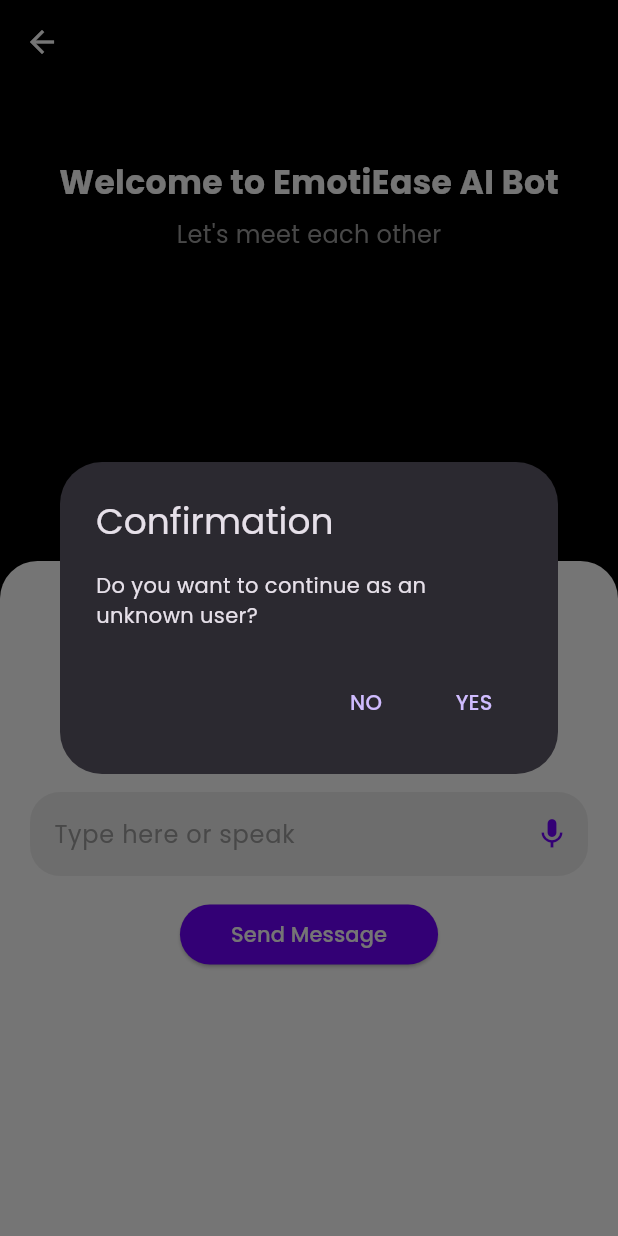
After one commit to abishbaig/Emotiease, a Flutter app: the WelcomeScreen screen opened directly, after a tap on "YES", after a tap on "NO", on a phone screen of 412 x 824 dp. The commit adds this screen. Run offline on Flutter 3.47's test engine with Material 3 defaults, Android fonts, the phone set to English and light mode, and no system bars; our stand-ins replace firebase_auth, firebase_core; accounts and stored records are empty.

Commit message:
Integrate Chat Screen

```diff
--- a/lib/main.dart
+++ b/lib/main.dart
@@ -1,3 +1,5 @@
+import 'package:emotiease/pages/api_test.dart';
+import 'package:emotiease/pages/chat_screen.dart';
 import 'package:emotiease/pages/home_page.dart';
 import 'package:emotiease/pages/signin_screen.dart';
 import 'package:emotiease/pages/signup_screen.dart';
@@ -9,7 +11,7 @@ import 'package:firebase_core/firebase_core.dart';
 import 'package:flutter/material.dart';
 import 'package:flutter/services.dart';
 
-void main () async{
+void main() async {
   //! Hiding Top Status Bar and Nav Bar
   WidgetsFlutterBinding
       .ensureInitialized(); //! Ensurement of Flutter Framework Initialization
@@ -51,6 +53,8 @@ class MyApp extends StatelessWidget {
         AppRoutes.signInScreen: (context) => const SignInScreen(),
         AppRoutes.signUpScreen: (context) => const SignUpScreen(),
         AppRoutes.homeScreen: (context) => const HomePage(),
+        AppRoutes.chatScreen: (context) => const ChatBot1(),
+        //AppRoutes.apiTest: (context) => ChatApp(),
       },
     );
   }
--- /dev/null
+++ b/lib/pages/chat_screen.dart
@@ -0,0 +1,530 @@
+import 'dart:math';
+import 'package:emotiease/routes/routes.dart';
+import 'package:flutter/material.dart';
+import 'dart:async';
+
+class ChatBot1 extends StatelessWidget {
+  const ChatBot1({super.key});
+
+  @override
+  Widget build(BuildContext context) {
+    return Scaffold(
+      backgroundColor: Colors.black,
+      body: Column(
+        children: [
+          const SizedBox(height: 50),
+          const Center(
+            child: Text(
+              'Emotiease',
+              style: TextStyle(
+                color: Color(0xFFC6F432),
+                fontSize: 28,
+                fontWeight: FontWeight.bold,
+              ),
+            ),
+          ),
+          const Spacer(),
+          GestureDetector(
+            onTap: () {
+              Navigator.push(
+                context,
+                MaterialPageRoute(
+                    builder: (context) => const RedirectingScreen()),
+              );
+            },
+            child: Container(
+              width: 80,
+              height: 80,
+              decoration: const BoxDecoration(
+                color: Color(0xFFC6F432),
+                shape: BoxShape.circle,
+              ),
+              child: const Center(
+                child: Icon(
+                  Icons.arrow_forward,
+                  color: Color.fromARGB(255, 0, 0, 0),
+                  size: 35,
+                  weight: sqrt1_2,
+                ),
+              ),
+            ),
+          ),
+          const SizedBox(height: 15),
+          const Text(
+            'Tap to start chatting',
+            style: TextStyle(color: Colors.white, fontSize: 16),
+          ),
+          const SizedBox(height: 50),
+          const Text(
+            '©2024 Emotiease. All rights reserved.',
+            style: TextStyle(color: Colors.grey, fontSize: 12),
+          ),
+          const SizedBox(height: 20),
+        ],
+      ),
+    );
+  }
+}
+
+class RedirectingScreen extends StatelessWidget {
+  const RedirectingScreen({super.key});
+
+  @override
+  Widget build(BuildContext context) {
+    Timer(const Duration(seconds: 2), () {
+      Navigator.pushReplacement(
+        context,
+        MaterialPageRoute(builder: (context) => const WelcomeScreen()),
+      );
+    });
+
+    return Scaffold(
+      body: Container(
+        decoration: const BoxDecoration(
+          gradient: LinearGradient(
+            colors: [Color(0xFF9643FF), Color(0xFFB384FF)],
+            begin: Alignment.topCenter,
+            end: Alignment.bottomCenter,
+          ),
+        ),
+        child: const Center(
+          child: Text(
+            'Redirecting ...',
+            style: TextStyle(
+              color: Colors.white,
+              fontSize: 18,
+            ),
+          ),
+        ),
+      ),
+    );
+  }
+}
+
+class WelcomeScreen extends StatefulWidget {
+  const WelcomeScreen({super.key});
+
+  @override
+  State<WelcomeScreen> createState() => _WelcomeScreenState();
+}
+
+class _WelcomeScreenState extends State<WelcomeScreen> {
+  bool showTextField = false;
+  bool continueAsUnknown = false;
+  final TextEditingController _messageController = TextEditingController();
+
+  @override
+  Widget build(BuildContext context) {
+    return Scaffold(
+      appBar: AppBar(
+        backgroundColor: const Color.fromARGB(255, 0, 0, 0),
+        leading: IconButton(
+          icon: const Icon(Icons.arrow_back,
+              color: Color.fromARGB(255, 255, 255, 255)),
+          onPressed: () {
+            Navigator.popAndPushNamed(context, AppRoutes.homeScreen);
+          },
+        ),
+        elevation: 0,
+      ),
+      backgroundColor: const Color.fromARGB(255, 0, 0, 0),
+      body: Column(
+        mainAxisAlignment: MainAxisAlignment.end,
+        children: [
+          const Center(
+            child: Column(
+              children: [
+                SizedBox(
+                  height: 50,
+                ),
+                Text(
+                  'Welcome to EmotiEase AI Bot',
+                  style: TextStyle(
+                    color: Color.fromARGB(255, 255, 255, 255),
+                    fontSize: 22,
+                    fontWeight: FontWeight.w700,
+                  ),
+                ),
+                SizedBox(height: 8),
+                Text(
+                  "Let's meet each other",
+                  style: TextStyle(
+                    color: Colors.grey,
+                    fontSize: 16,
+                    fontWeight: FontWeight.w400,
+                  ),
+                ),
+              ],
+            ),
+          ),
+          const Spacer(),
+          Container(
+            width: double.infinity,
+            height: 450,
+            decoration: const BoxDecoration(
+              color: Colors.white,
+              borderRadius: BorderRadius.vertical(
+                top: Radius.circular(25),
+              ),
+            ),
+            padding: const EdgeInsets.symmetric(horizontal: 20, vertical: 30),
+            child: Column(
+              crossAxisAlignment: CrossAxisAlignment.center,
+              children: [
+                const Text(
+                  'Do you want to set a name for me?',
+                  style: TextStyle(
+                    color: Colors.black,
+                    fontSize: 18,
+                    fontWeight: FontWeight.w500,
+                  ),
+                ),
+                const SizedBox(height: 20),
+                Row(
+                  mainAxisAlignment: MainAxisAlignment.center,
+                  children: [
+                    ElevatedButton(
+                      style: ElevatedButton.styleFrom(
+                        backgroundColor: Color(0xFF7000FF),
+                        padding: const EdgeInsets.symmetric(
+                            horizontal: 34, vertical: 10),
+                        shape: RoundedRectangleBorder(
+                          borderRadius: BorderRadius.circular(20),
+                        ),
+                      ),
+                      onPressed: () {
+                        setState(() {
+                          showTextField = true;
+                          continueAsUnknown = false;
+                        });
+                      },
+                      child: const Text(
+                        'YES',
+                        style: TextStyle(
+                          color: Colors.white,
+                          fontWeight: FontWeight.w500,
+                        ),
+                      ),
+                    ),
+                    const SizedBox(width: 12),
+                    ElevatedButton(
+                      style: ElevatedButton.styleFrom(
+                        backgroundColor:
+                            const Color.fromARGB(255, 255, 255, 255),
+                        padding: const EdgeInsets.symmetric(
+                            horizontal: 34, vertical: 10),
+                        side: const BorderSide(color: Color((0xFF7000FF))),
+                        shape: RoundedRectangleBorder(
+                          borderRadius: BorderRadius.circular(20),
+                        ),
+                      ),
+                      onPressed: () {
+                        showDialog(
+                          context: context,
+                          builder: (context) => AlertDialog(
+                            title: const Text(
+                              'Confirmation',
+                              style: TextStyle(fontWeight: FontWeight.w400),
+                            ),
+                            content: const Text(
+                                'Do you want to continue as an unknown user?'),
+                            actions: [
+                              TextButton(
+                                onPressed: () {
+                                  Navigator.pop(context);
+                                },
+                                child: const Text('NO'),
+                              ),
+                              TextButton(
+                                onPressed: () {
+                                  Navigator.pop(context);
+                                  setState(() {
+                                    continueAsUnknown = true;
+                                    showTextField = true;
+                                  });
+                                },
+                                child: const Text('YES'),
+                              ),
+                            ],
+                          ),
+                        );
+                      },
+                      child: const Text(
+                        'NO',
+                        style: TextStyle(
+                          color: Color(0xFF7000FF),
+                          fontWeight: FontWeight.w600,
+                        ),
+                      ),
+                    ),
+                  ],
+                ),
+                const SizedBox(height: 30),
+                if (showTextField)
+                  Column(
+                    children: [
+                      TextField(
+                        controller: _messageController,
+                        style: const TextStyle(color: Colors.black),
+                        decoration: InputDecoration(
+                          filled: true,
+                          fillColor: Colors.grey[200],
+                          hintText: continueAsUnknown
+                              ? 'Continue as unknown user'
+                              : 'Type here or speak',
+                          hintStyle: const TextStyle(
+                            color: Colors.grey,
+                            fontWeight: FontWeight.w400,
+                          ),
+                          suffixIcon: IconButton(
+                            icon:
+                                const Icon(Icons.mic, color: Color(0xFF7000FF)),
+                            onPressed: () {
+                              Navigator.push(
+                                context,
+                                MaterialPageRoute(
+                                  builder: (context) =>
+                                      const UnderConstructionScreen(),
+                                ),
+                              );
+                            },
+                          ),
+                          border: OutlineInputBorder(
+                            borderRadius: BorderRadius.circular(20),
+                            borderSide: BorderSide.none,
+                          ),
+                        ),
+                      ),
+                      const SizedBox(height: 15),
+                      ElevatedButton(
+                        style: ElevatedButton.styleFrom(
+                          backgroundColor: const Color(0xFF7000FF),
+                          padding: const EdgeInsets.symmetric(
+                              horizontal: 34, vertical: 10),
+                          shape: RoundedRectangleBorder(
+                            borderRadius: BorderRadius.circular(20),
+                          ),
+                        ),
+                        onPressed: () {
+                          final botName = _messageController.text.trim();
+                          if (botName.isNotEmpty) {
+                            Navigator.push(
+                              context,
+                              MaterialPageRoute(
+                                builder: (context) =>
+                                    ChattingMe(botName: botName),
+                              ),
+                            );
+                          } else {
+                            ScaffoldMessenger.of(context).showSnackBar(
+                              const SnackBar(
+                                  content:
+                                      Text("Please enter a name for the bot!")),
+                            );
+                          }
+                        },
+                        child: const Text(
+                          'Send Message',
+                          style: TextStyle(
+                            color: Colors.white,
+                            fontWeight: FontWeight.w500,
+                          ),
+                        ),
+                      ),
+                    ],
+                  ),
+              ],
+            ),
+          ),
+        ],
+      ),
+    );
+  }
+}
+
+class UnderConstructionScreen extends StatelessWidget {
+  const UnderConstructionScreen({super.key});
+
+  @override
+  Widget build(BuildContext context) {
+    return Scaffold(
+      appBar: AppBar(
+        backgroundColor: Colors.black,
+        leading: IconButton(
+          icon: const Icon(Icons.arrow_back, color: Colors.white),
+          onPressed: () {
+            Navigator.pop(context);
+          },
+        ),
+        elevation: 0,
+      ),
+      backgroundColor: Colors.black,
+      body: Center(
+        child: Column(
+          mainAxisAlignment: MainAxisAlignment.center,
+          children: const [
+            Icon(Icons.construction, size: 50, color: Color(0xFFC6F432)),
+            SizedBox(height: 20),
+            Text(
+              'Feature Under Construction',
+              style: TextStyle(
+                color: Colors.white,
+                fontSize: 20,
+                fontWeight: FontWeight.bold,
+              ),
+            ),
+          ],
+        ),
+      ),
+    );
+  }
+}
+
+class ChattingMe extends StatefulWidget {
+  final String botName;
+
+  const ChattingMe({super.key, required this.botName});
+
+  @override
+  State<ChattingMe> createState() => _ChattingMeState();
+}
+
+class _ChattingMeState extends State<ChattingMe> {
+  final TextEditingController _messageController = TextEditingController();
+  final List<Map<String, String>> _messages = [];
+
+  void _sendMessage() {
+    final String userMessage = _messageController.text.trim();
+    if (userMessage.isNotEmpty) {
+      setState(() {
+        _messages.add({'sender': 'user', 'message': userMessage});
+        _messages.add({
+          'sender': 'bot',
+          'message': "You wrote: '$userMessage'. Integrate API"
+        });
+        _messageController.clear();
+      });
+    }
+  }
+
+  @override
+  Widget build(BuildContext context) {
+    return Scaffold(
+      appBar: AppBar(
+        backgroundColor: const Color.fromARGB(255, 0, 0, 0),
+        title: Text(
+          'Chat with ${widget.botName}',
+          style:
+              const TextStyle(color: Colors.white, fontWeight: FontWeight.bold),
+        ),
+        centerTitle: true,
+      ),
+      backgroundColor: const Color.fromARGB(255, 0, 0, 0),
+      body: Column(
+        children: [
+          Expanded(
+            child: ListView.builder(
+              padding: const EdgeInsets.all(16),
+              itemCount: _messages.length,
+              itemBuilder: (context, index) {
+                final isUser = _messages[index]['sender'] == 'user';
+                return Align(
+                  alignment:
+                      isUser ? Alignment.centerRight : Alignment.centerLeft,
+                  child: Container(
+                    margin: const EdgeInsets.symmetric(vertical: 6),
+                    padding: const EdgeInsets.symmetric(
+                        horizontal: 14, vertical: 12),
+                    decoration: BoxDecoration(
+                      color: isUser ? Color(0xFFC6F432) : Colors.white,
+                      borderRadius: BorderRadius.only(
+                        topLeft: Radius.circular(isUser ? 12 : 0),
+                        topRight: Radius.circular(isUser ? 0 : 12),
+                        bottomLeft: const Radius.circular(12),
+                        bottomRight: const Radius.circular(12),
+                      ),
+                      boxShadow: [
+                        BoxShadow(
+                          color: Colors.black.withOpacity(0.1),
+                          blurRadius: 4,
+                          offset: const Offset(2, 2),
+                        ),
+                      ],
+                    ),
+                    child: Text(
+                      _messages[index]['message']!,
+                      style: TextStyle(
+                        color: isUser
+                            ? Color.fromARGB(255, 0, 0, 0)
+                            : const Color.fromARGB(221, 0, 0, 0),
+                        fontSize: 16,
+                        fontWeight: FontWeight.w500,
+                      ),
+                    ),
+                  ),
+                );
+              },
+            ),
+          ),
+          Container(
+            padding: const EdgeInsets.symmetric(horizontal: 16, vertical: 12),
+            decoration: BoxDecoration(
+              color: const Color.fromARGB(255, 0, 0, 0),
+              boxShadow: [
+                BoxShadow(
+                  color: Colors.black.withOpacity(0.1),
+                  blurRadius: 6,
+                  offset: const Offset(0, -2),
+                ),
+              ],
+            ),
+            child: Row(
+              children: [
+                Expanded(
+                  child: TextField(
+                    controller: _messageController,
+                    style: const TextStyle(
+                        color: Color.fromARGB(221, 236, 233, 233)),
+                    decoration: InputDecoration(
+                      hintText: 'Type your message...',
+                      hintStyle: const TextStyle(
+                          color: Color.fromARGB(255, 157, 157, 157)),
+                      filled: true,
+                      fillColor: const Color.fromARGB(255, 42, 41, 41),
+                      contentPadding: const EdgeInsets.symmetric(
+                          horizontal: 25, vertical: 22),
+                      border: OutlineInputBorder(
+                        borderRadius: BorderRadius.circular(30),
+                        borderSide: BorderSide.none,
+                      ),
+                    ),
+                  ),
+                ),
+                const SizedBox(width: 8),
+                GestureDetector(
+                  onTap: _sendMessage,
+                  child: Container(
+                    padding: const EdgeInsets.all(12),
+                    decoration: const BoxDecoration(
+                      color: Color(0xFFC6F432),
+                      shape: BoxShape.circle,
+                      boxShadow: [
+                        BoxShadow(
+                          color: Color(0xFFC6F432),
+                        ),
+                      ],
+                    ),
+                    child: const Icon(
+                      Icons.send,
+                      color: Color.fromARGB(255, 0, 0, 0),
+                    ),
+                  ),
+                ),
+              ],
+            ),
+          ),
+        ],
+      ),
+    );
+  }
+}
--- a/lib/pages/home_page.dart
+++ b/lib/pages/home_page.dart
@@ -1,4 +1,5 @@
 import 'package:emotiease/pages/starting_screen.dart';
+import 'package:emotiease/routes/routes.dart';
 import 'package:firebase_auth/firebase_auth.dart';
 import 'package:flutter/cupertino.dart';
 import 'package:flutter/material.dart';
@@ -219,7 +220,9 @@ class _HomePageState extends State<HomePage> {
                 ),
                 leadingTxt: "Quick Chat",
                 lastTxt: "Need to vent? Start a Quick Chat.",
-                onTap: () {},
+                onTap: () {
+                  Navigator.pushNamed(context, AppRoutes.chatScreen);
+                },
                 width: containerWidth * 0.481,
                 height: containerHeight * 0.281,
               ),
--- a/lib/routes/routes.dart
+++ b/lib/routes/routes.dart
@@ -3,4 +3,6 @@ class AppRoutes {
   static const String signInScreen = '/signin';
   static const String signUpScreen = '/signup';
   static const String homeScreen = '/home';
+  static const String apiTest = '/api_test';
+  static const String chatScreen = '/chatScreen';
 }
--- a/pubspec.yaml
+++ b/pubspec.yaml
@@ -37,6 +37,7 @@ dependencies:
   cupertino_icons: ^1.0.8
   firebase_core: ^3.10.1
   firebase_auth: ^5.4.1
+  http: ^1.3.0
 
 
 dev_dependencies:
```
Also changed, not shown: pubspec.lock, 1 other file.
